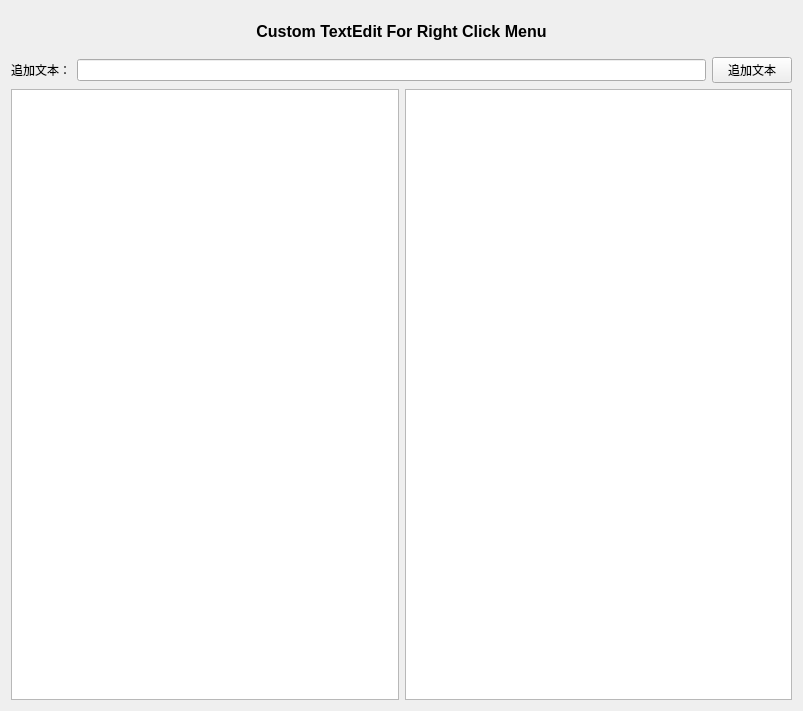
Above: QtGuiApplicationTest/QtGuiApplicationTest/MiscellaneousCustomTextEdit.ui from xautshuanglong/QtLearningRepository before the change. Below: the same form after it.
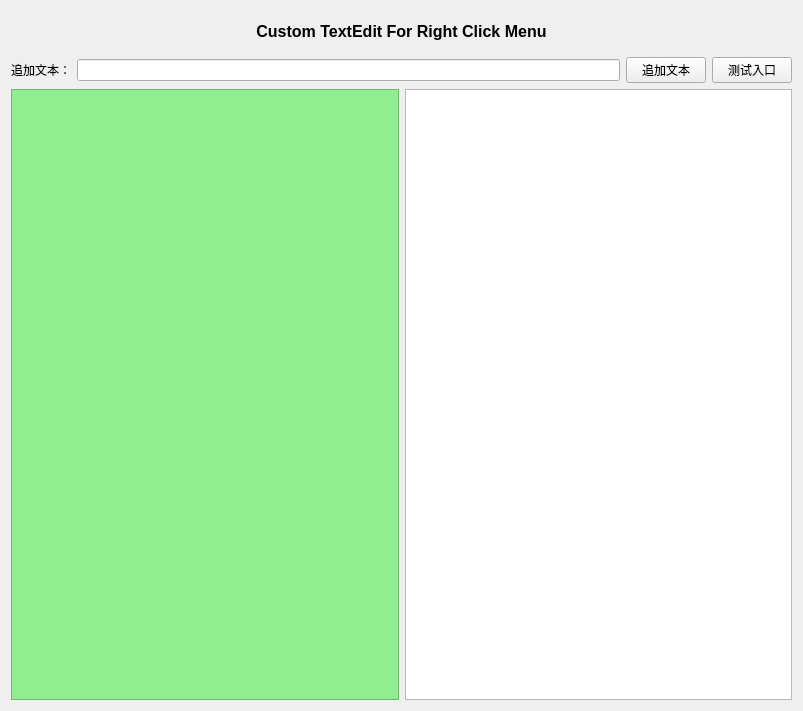
That is the form after the change. Custom widgets are drawn as their Qt base class.

Commit message: 自定义 QTextEdit 测试

The edit to the form file:
```diff
--- a/QtGuiApplicationTest/QtGuiApplicationTest/MiscellaneousCustomTextEdit.ui
+++ b/QtGuiApplicationTest/QtGuiApplicationTest/MiscellaneousCustomTextEdit.ui
@@ -66,12 +66,26 @@
        </property>
       </widget>
      </item>
+     <item>
+      <widget class="QPushButton" name="btnTestEntry">
+       <property name="text">
+        <string>测试入口</string>
+       </property>
+      </widget>
+     </item>
     </layout>
    </item>
    <item>
     <layout class="QHBoxLayout" name="horizontalLayout">
      <item>
-      <widget class="JcbTextEdit" name="teCustom"/>
+      <widget class="JcbTextEdit" name="teCustom">
+       <property name="styleSheet">
+        <string notr="true">QTextEdit
+{
+	background-color: lightgreen;
+}</string>
+       </property>
+      </widget>
      </item>
      <item>
       <widget class="QTextEdit" name="teOriginal"/>
```
The commit also changes 5 other files.
